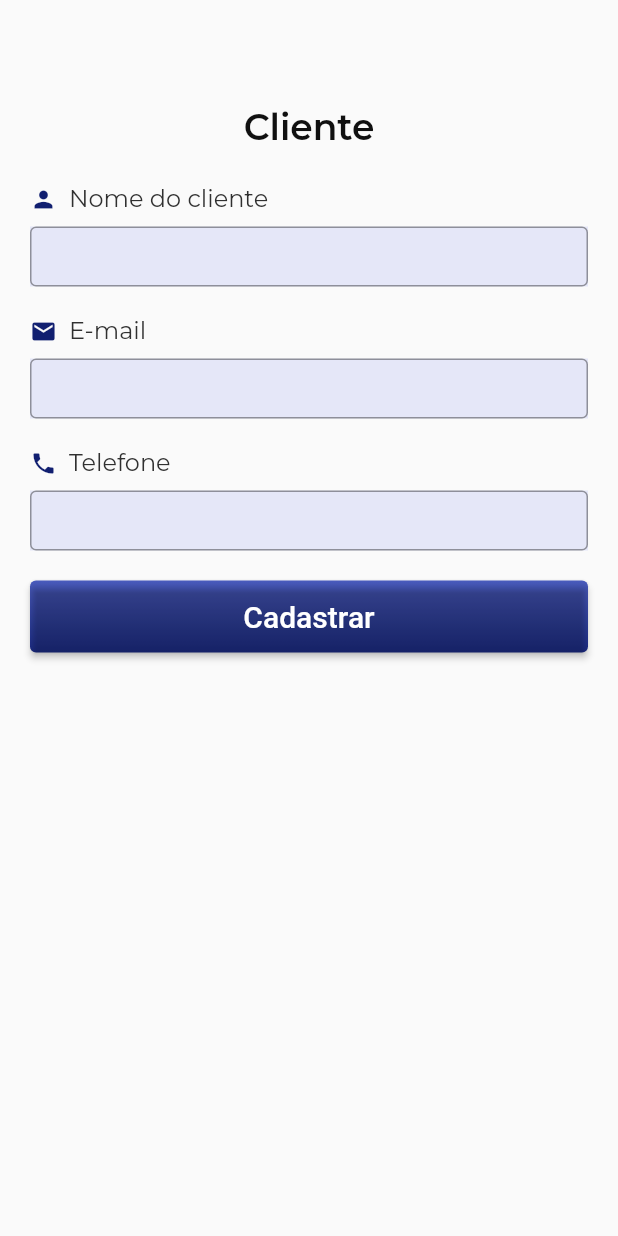
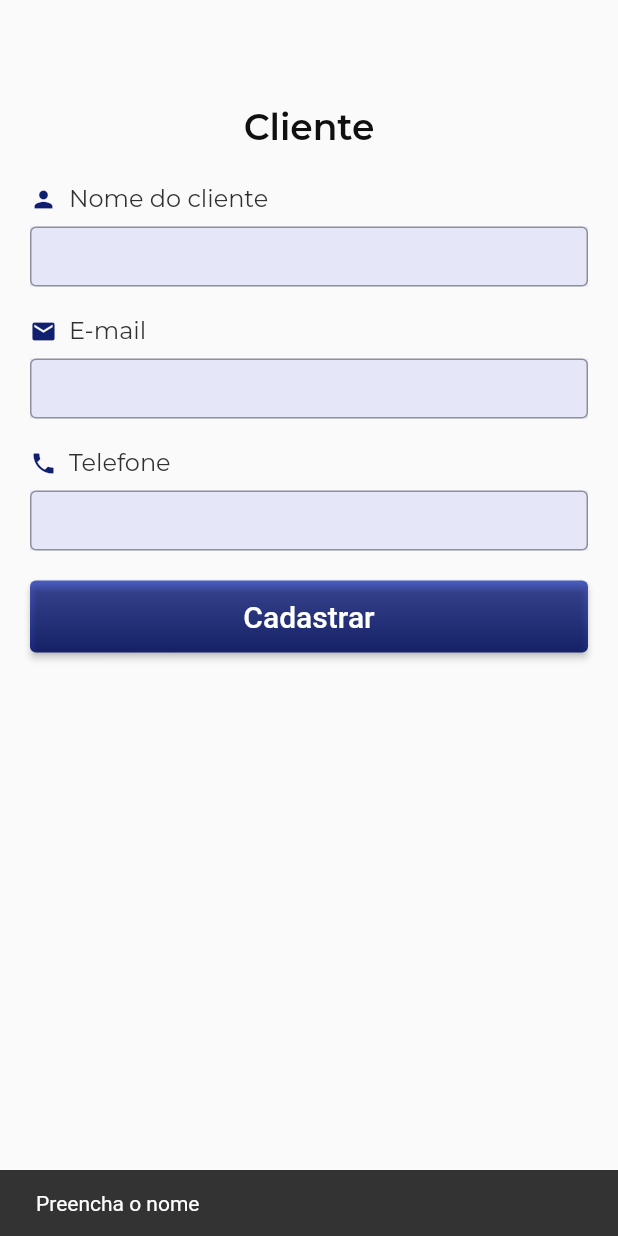
Before and after one commit to LaraScaranello/tech-assist, a Flutter app: the CreateClient screen opened by its route, after a tap on "Cadastrar", on a phone screen of 412 x 824 dp. Run offline on Flutter 3.47's test engine with Material 2 defaults, Android fonts, the phone set to English and light mode, and no system bars; our stand-ins replace cloud_firestore, firebase_auth, firebase_core, google_fonts, lottie, mask_text_input_formatter; accounts and stored records are empty.

Commit message:
Controller cliente

```diff
--- a/lib/views/app.dart
+++ b/lib/views/app.dart
@@ -30,7 +30,7 @@ class App extends StatelessWidget {
         '/create-client': (context) => CreateClient(),
         '/edit-client': (context) => EditClient(),
       },
-      initialRoute: '/user-login',
+      initialRoute: '/main-page',
     );
   }
 }
--- a/lib/views/budgets/budgets-page.dart
+++ b/lib/views/budgets/budgets-page.dart
@@ -15,8 +15,8 @@ class _BudgetsPageState extends State<BudgetsPage> {
 
   List<Budgets> orcamentos = [
     Budgets('Lara Scaranello', 1, DateTime.now(), 'Iphone 11', 'Orçamento'),
-    Budgets('Lucas Ribeiro', 2, DateTime.now(), 'Samsung A31', 'Em aberto'),
-    Budgets('Paulo Viana', 3, DateTime.now(), 'Iphone 8', 'Fechado'),
+    Budgets('Paulo Viana', 2, DateTime.now(), 'Samsung A31', 'Em aberto'),
+    Budgets('Lucas Ribeiro', 3, DateTime.now(), 'Iphone 8', 'Fechado'),
     Budgets('Laura Silva', 4, DateTime.now(), 'Samsung S10', 'Em execução'),
   ];
 
--- a/lib/views/clients/create-client.dart
+++ b/lib/views/clients/create-client.dart
@@ -1,9 +1,11 @@
-// ignore_for_file: sized_box_for_whitespace, prefer_const_constructors, avoid_unnecessary_containers, prefer_interpolation_to_compose_strings, use_key_in_widget_constructors
+// ignore_for_file: sized_box_for_whitespace, prefer_const_constructors, avoid_unnecessary_containers, prefer_interpolation_to_compose_strings, use_key_in_widget_constructors, unused_local_variable, unnecessary_new
 
 import 'package:flutter/material.dart';
 import 'package:google_fonts/google_fonts.dart';
 import 'package:mask_text_input_formatter/mask_text_input_formatter.dart';
+import 'package:tech_assist/model/clients.dart';
 import 'package:tech_assist/utils/appColors.dart';
+import 'package:tech_assist/controller/client-controller.dart';
 
 class CreateClient extends StatefulWidget {
   //const OpenFile({super.key});
@@ -17,6 +19,29 @@ class _CreateClientState extends State<CreateClient> {
   var nomeController = TextEditingController();
   var emailController = TextEditingController();
   var telefoneController = TextEditingController();
+
+  void validarCampos() {
+    String msgErro = '';
+
+    if (nomeController.text.isEmpty) {
+      msgErro = 'Preencha o nome';
+    } else if (emailController.text.isEmpty) {
+      msgErro = 'Preencha o e-mail';
+    } else if (telefoneController.text.isEmpty) {
+      msgErro = 'Preencha o telefone';
+    }
+
+    if (msgErro.isEmpty) {
+      Clients client = new Clients(
+          nomeController.text, emailController.text, telefoneController.text);
+
+      newClient(context, client);
+    } else {
+      final SnackBar snackBar =
+          SnackBar(content: Text(msgErro), duration: Duration(seconds: 5));
+      ScaffoldMessenger.of(context).showSnackBar(snackBar);
+    }
+  }
 
   // máscaras
   final maskTelefone = MaskTextInputFormatter(
@@ -181,7 +206,9 @@ class _CreateClientState extends State<CreateClient> {
                         style: TextStyle(
                             fontSize: 20, fontWeight: FontWeight.w500),
                       ),
-                      onPressed: () {},
+                      onPressed: () {
+                        validarCampos();
+                      },
                     ),
                   ),
                 ),
```
Also changed, not shown: lib/controller/client-controller.dart (added, +30 -0 lines), lib/main.dart (+10 -0 lines), lib/model/clients.dart (+5 -5 lines), lib/views/clients/clients-page.dart (+30 -4 lines).
